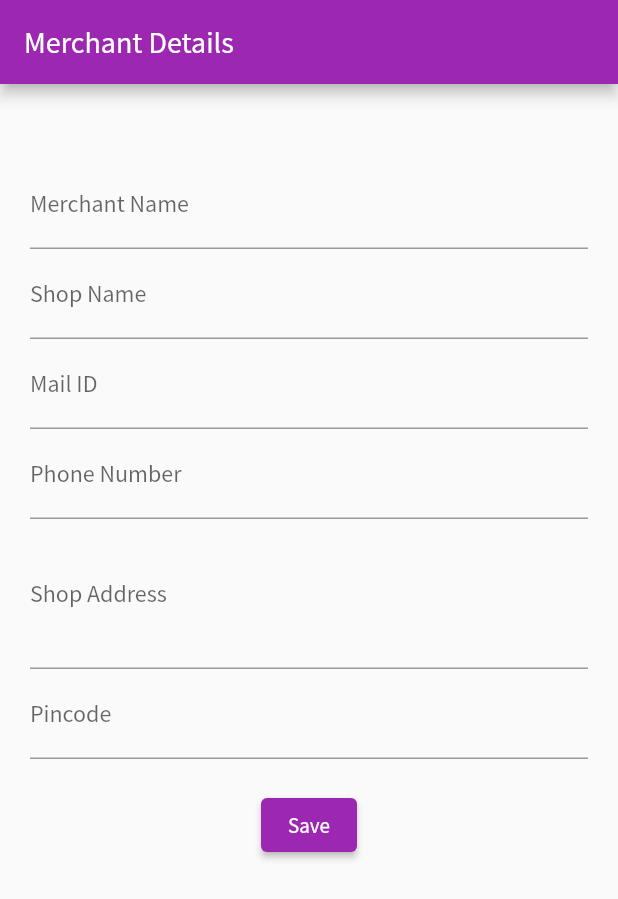
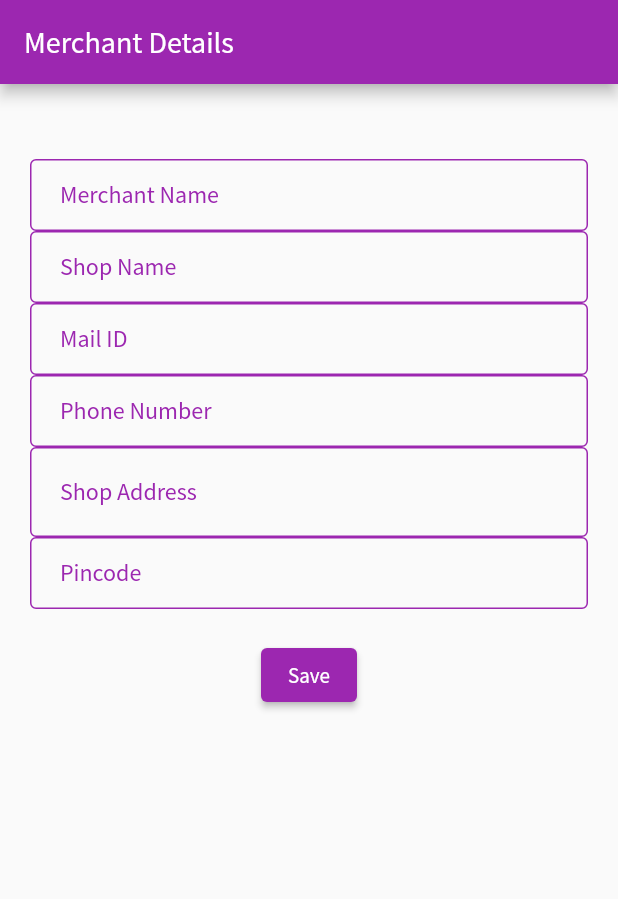
Before and after one commit to ikp-773/Cov-Ahead, a Flutter app: the DetailsMerchant screen opened directly, on a phone screen of 412 x 824 dp. Shown: the top 899 px of the screen. Run offline on Flutter 3.47's test engine with Material 2 defaults, Android fonts, the phone set to English and light mode, and no system bars; our stand-ins replace cloud_firestore, firebase_auth, firebase_core, get, google_sign_in, pretty_qr_code and 1 more; missing offline and left inert: qr_code_scanner; accounts and stored records are empty.

Commit message:
Details Page

```diff
--- a/lib/screens/merchant/details.dart
+++ b/lib/screens/merchant/details.dart
@@ -1,5 +1,6 @@
 import 'package:covid_qrcode_bfh/models/merchant.dart';
 import 'package:covid_qrcode_bfh/models/user.dart';
+import 'package:covid_qrcode_bfh/screens/customer/constants.dart';
 import 'package:covid_qrcode_bfh/screens/merchant/dashboard.dart';
 import 'package:covid_qrcode_bfh/services/merchant_database.dart';
 import 'package:flutter/material.dart';
@@ -47,12 +48,11 @@ class _DetailsMerchantState extends State<DetailsMerchant> {
                             children: [
                               TextFormField(
                                 initialValue: merchantData.merchantName,
-                                decoration:
-                                    InputDecoration(labelText: 'Merchant Name'),
+                                decoration: detailsDecoration.copyWith(
+                                    labelText: 'Merchant Name'),
                                 validator: (value) => value.isEmpty
                                     ? 'Field Cannot be Blank '
                                     : null,
-
                                 onChanged: (value) {
                                   setState(() {
                                     merchantName = value;
@@ -61,8 +61,8 @@ class _DetailsMerchantState extends State<DetailsMerchant> {
                               ),
                               TextFormField(
                                 initialValue: merchantData.shopName ?? '',
-                                decoration:
-                                    InputDecoration(labelText: 'Shop Name'),
+                                decoration: detailsDecoration.copyWith(
+                                    labelText: 'Shop Name'),
                                 validator: (value) => value.isEmpty
                                     ? 'Field Cannot be Blank '
                                     : null,
@@ -76,14 +76,14 @@ class _DetailsMerchantState extends State<DetailsMerchant> {
                                 initialValue: merchantData.mail,
                                 readOnly: true,
                                 keyboardType: TextInputType.emailAddress,
-                                decoration:
-                                    InputDecoration(labelText: 'Mail ID'),
+                                decoration: detailsDecoration.copyWith(
+                                    labelText: 'Mail ID'),
                               ),
                               TextFormField(
                                 initialValue: merchantData.phoneNum ?? '',
                                 keyboardType: TextInputType.phone,
-                                decoration:
-                                    InputDecoration(labelText: 'Phone Number'),
+                                decoration: detailsDecoration.copyWith(
+                                    labelText: 'Phone Number'),
                                 validator: (value) =>
                                     value.isEmpty ? 'Enter your Number ' : null,
                                 onChanged: (value) {
@@ -104,14 +104,14 @@ class _DetailsMerchantState extends State<DetailsMerchant> {
                                     address = value;
                                   });
                                 },
-                                decoration:
-                                    InputDecoration(labelText: 'Shop Address'),
+                                decoration: detailsDecoration.copyWith(
+                                    labelText: 'Shop Address'),
                               ),
                               TextFormField(
                                 initialValue: merchantData.pinCode ?? '',
                                 keyboardType: TextInputType.number,
-                                decoration:
-                                    InputDecoration(labelText: 'Pincode'),
+                                decoration: detailsDecoration.copyWith(
+                                    labelText: 'Pincode'),
                                 validator: (value) => value.isEmpty
                                     ? 'Enter your proper pincode'
                                     : null,
```
Also changed, not shown: lib/screens/authentication/constants.dart (+0 -10 lines), lib/screens/customer/constants.dart (+1 -11 lines), lib/screens/customer/details.dart (+13 -10 lines), lib/screens/merchant/constants.dart (deleted, +0 -29 lines), lib/screens/merchant_or_customer.dart (+8 -5 lines).
